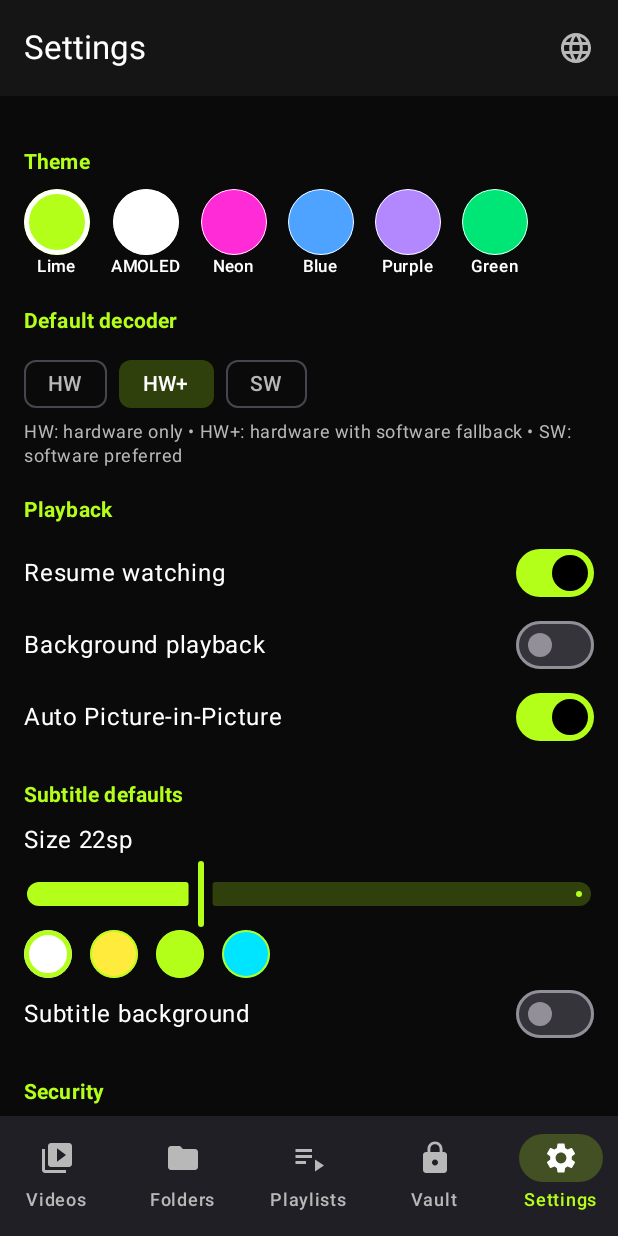
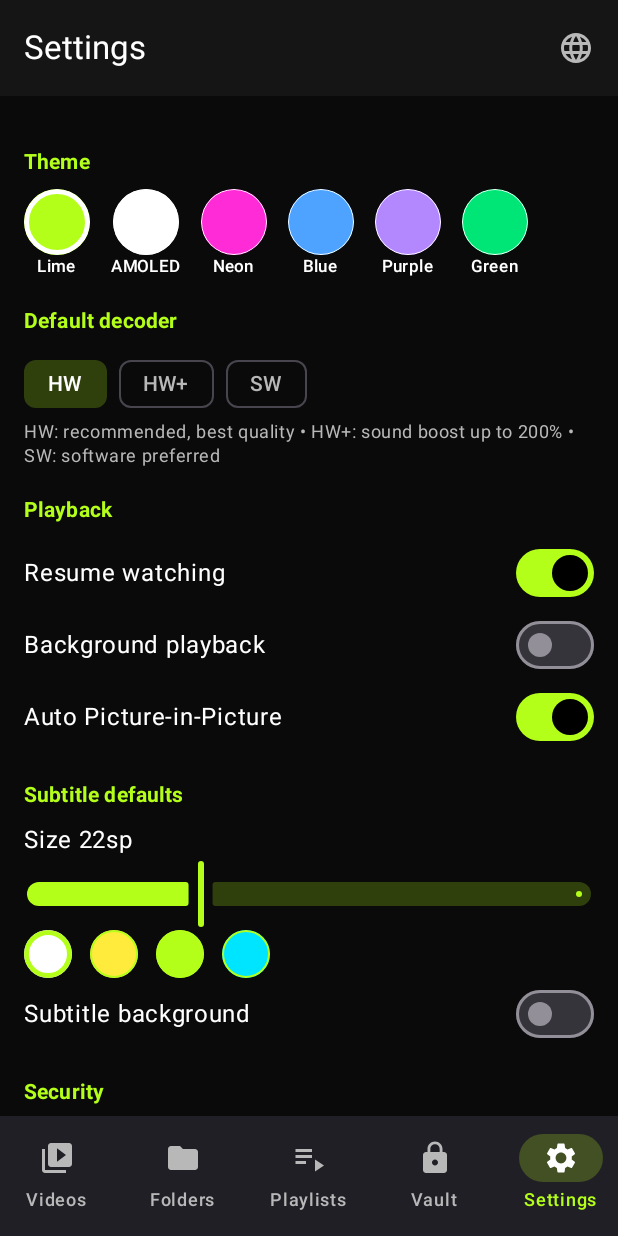
Before and after one commit to cyrus4040/PKSPlayer, an Android app built with Jetpack Compose: the screen it shows after launch (MainActivity), item 5 of the bottom bar chosen, on a phone screen of 412 x 824 dp. Run offline under Robolectric (Android 15) with nearby library versions, the phone set to English and light mode, and no system bars; libraries missing offline, so code that uses them is left out: coil.decode; pictures from the network do not load; 1 statement that could not run was skipped.

Commit message:
Add files via upload

```diff
--- a/app/src/main/java/com/poros/player/PlayerDialogs.kt
+++ b/app/src/main/java/com/poros/player/PlayerDialogs.kt
@@ -220,9 +220,9 @@ fun SleepDialog(current: Int, onSet: (Int) -> Unit, onDismiss: () -> Unit) {
 @Composable
 fun DecoderDialog(current: Int, onPick: (Int) -> Unit, onDismiss: () -> Unit) {
     val opts = listOf(
-        "HW" to "Hardware decoder only (fast, battery friendly)",
-        "HW+" to "Hardware first, software fallback (recommended)",
-        "SW" to "Software decoder preferred (best compatibility)"
+        "HW" to "Recommended • best quality, fast & battery friendly (volume up to 100%)",
+        "HW+" to "Hardware + software fallback • sound boost, volume up to 200%",
+        "SW" to "Software decoder preferred • best compatibility (volume up to 100%)"
     )
     AlertDialog(
         onDismissRequest = onDismiss,
--- a/app/src/main/java/com/poros/player/Screens.kt
+++ b/app/src/main/java/com/poros/player/Screens.kt
@@ -378,7 +378,7 @@ fun SettingsScreen(st: Settings, onAbout: () -> Unit) {
                     modifier = Modifier.padding(end = 8.dp))
             }
         }
-        Text("HW: hardware only • HW+: hardware with software fallback • SW: software preferred",
+        Text("HW: recommended, best quality • HW+: sound boost up to 200% • SW: software preferred",
             style = MaterialTheme.typography.bodySmall, color = MaterialTheme.colorScheme.onSurfaceVariant)
 
         SectionTitle("Playback")
--- a/app/src/main/java/com/poros/player/Settings.kt
+++ b/app/src/main/java/com/poros/player/Settings.kt
@@ -24,7 +24,7 @@ class Settings private constructor(ctx: Context) {
 
     // ---- simple settings ----
     val theme: String get() = str("theme", "LIME")
-    val decoder: Int get() = int("decoder", 1)          // 0 = HW, 1 = HW+, 2 = SW
+    val decoder: Int get() = int("decoder", 0)          // 0 = HW (recommended), 1 = HW+ (sound boost to 200%), 2 = SW
     val resume: Boolean get() = bool("resume", true)
     val bgPlay: Boolean get() = bool("bgplay", false)
     val autoPip: Boolean get() = bool("autopip", true)
```
Also changed, not shown: app/src/main/java/com/poros/player/PlayerScreen.kt (+16 -3 lines).
